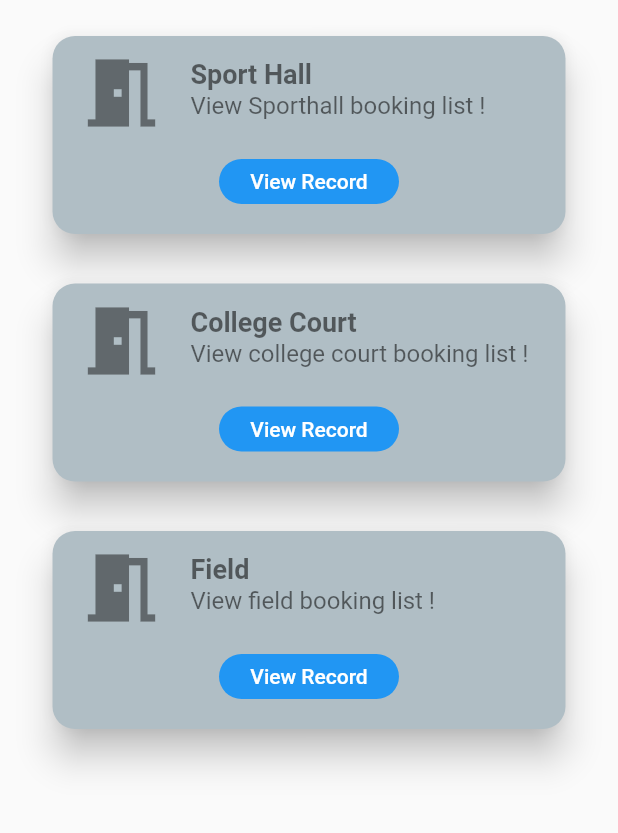
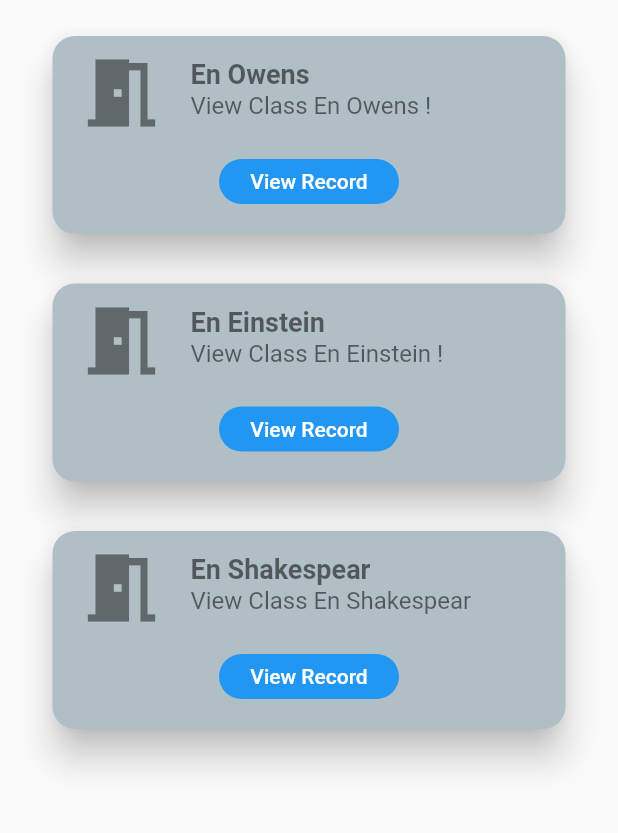
Before and after one commit to lildaizee/score-Lah, a Flutter app: the AdminPage screen opened directly, on a phone screen of 412 x 824 dp, the part 354-1187 px from its top. Run offline on Flutter 3.47's test engine with Material 2 defaults, Android fonts, the phone set to English and light mode, and no system bars; our stand-ins replace cloud_firestore, firebase_auth, firebase_core, splashscreen; accounts and stored records are empty.

Commit message:
3. Change body dart

```diff
--- a/lib/Screen/Admin/admin_body.dart
+++ b/lib/Screen/Admin/admin_body.dart
@@ -35,12 +35,12 @@ class _AdminBodyState extends State<AdminBody> {
             children: <Widget>[
               ListTile(
                 leading: Icon(Icons.meeting_room, size: 60),
-                title: Text('Sport Hall',
+                title: Text('En Owens',
                     style: TextStyle(
                         color: Colors.black54,
                         fontSize: 18,
                         fontWeight: FontWeight.bold)),
-                subtitle: Text('View Sporthall booking list !',
+                subtitle: Text('View Class En Owens !',
                     style: TextStyle(color: Colors.black54, fontSize: 16)),
               ),
               Padding(
@@ -85,12 +85,12 @@ class _AdminBodyState extends State<AdminBody> {
             children: <Widget>[
               const ListTile(
                 leading: Icon(Icons.meeting_room_sharp, size: 60),
-                title: Text('College Court',
+                title: Text('En Einstein',
                     style: TextStyle(
                         color: Colors.black54,
                         fontSize: 18,
                         fontWeight: FontWeight.bold)),
-                subtitle: Text('View college court booking list !',
+                subtitle: Text('View Class En Einstein !',
                     style: TextStyle(color: Colors.black54, fontSize: 16)),
               ),
               Padding(
@@ -135,12 +135,12 @@ class _AdminBodyState extends State<AdminBody> {
             children: <Widget>[
               const ListTile(
                 leading: Icon(Icons.meeting_room_sharp, size: 60),
-                title: Text('Field',
+                title: Text('En Shakespear',
                     style: TextStyle(
                         color: Colors.black54,
                         fontSize: 18,
                         fontWeight: FontWeight.bold)),
-                subtitle: Text('View field booking list !',
+                subtitle: Text('View Class En Shakespear',
                     style: TextStyle(color: Colors.black54, fontSize: 16)),
               ),
               Padding(
```
